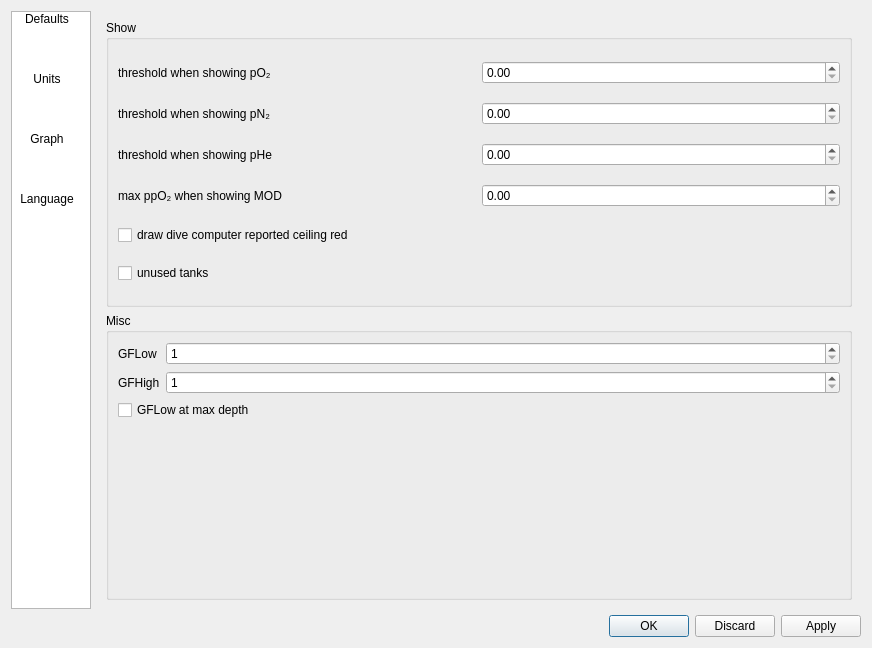
Old version of the form qt-ui/preferences.ui in the repository subsurface/subsurface.
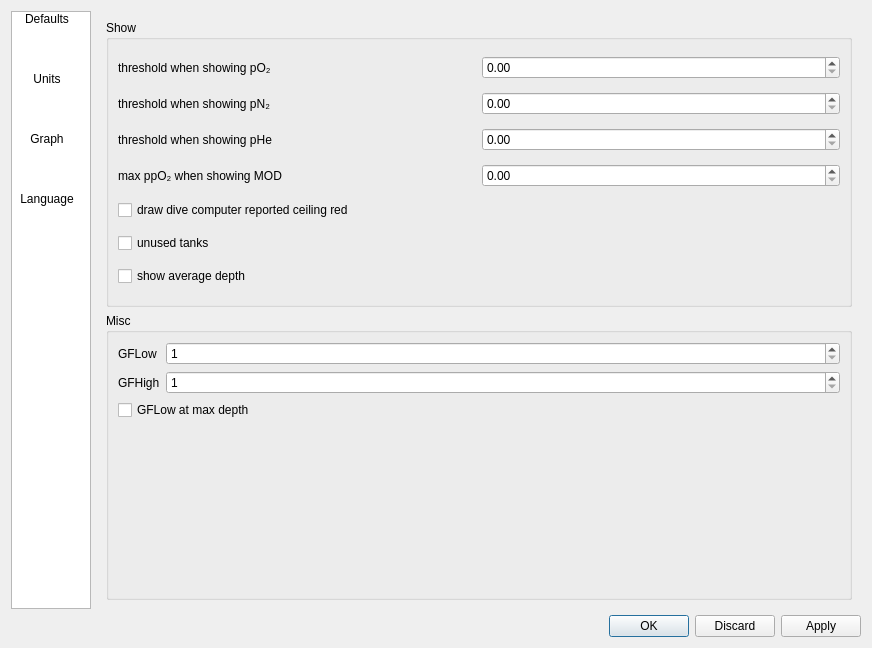
New version of the form. The open tabs and pages were chosen to show the change. Icons and pictures are not drawn.

Commit message:
Toggle showing average depth
Add additional check box in "preferences->graph" section that allows
users to hide average depth on dive profile.
By default this option is checked to show average depth.

Fixes #475

```diff
--- a/qt-ui/preferences.ui
+++ b/qt-ui/preferences.ui
@@ -657,7 +657,18 @@
                </widget>
               </item>
              </layout>
-            </item>
+	    </item>
+	    <item>
+	     <layout class="QHBoxLayout" name="horizontalLayout_11d">
+	      <item>
+	       <widget class="QCheckBox" name="show_average_depth">
+		<property name="text">
+		 <string>show average depth</string>
+		</property>
+	       </widget>
+	      </item>
+	     </layout>
+	    </item>
            </layout>
           </widget>
          </item>
```
The commit also changes 4 other files.
